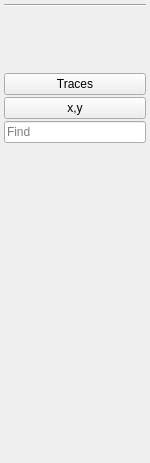
Before: the Qt Designer form src/FormImageOverlay.ui in gdevic/Z80Explorer, drawn with Qt 5.
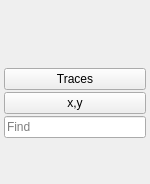
After: the same form once the commit is applied.

Commit message: Fixed adding layer labels on high DPI screens

Diff of the .ui file:
```diff
--- a/src/FormImageOverlay.ui
+++ b/src/FormImageOverlay.ui
@@ -7,7 +7,7 @@
     <x>0</x>
     <y>0</y>
     <width>150</width>
-    <height>463</height>
+    <height>184</height>
    </rect>
   </property>
   <property name="windowTitle">
@@ -32,16 +32,6 @@
    <property name="bottomMargin">
     <number>4</number>
    </property>
-   <item>
-    <layout class="QVBoxLayout" name="verticalLayout"/>
-   </item>
-   <item>
-    <widget class="Line" name="line">
-     <property name="orientation">
-      <enum>Qt::Horizontal</enum>
-     </property>
-    </widget>
-   </item>
    <item>
     <widget class="QLabel" name="label1">
      <property name="text">
@@ -105,7 +95,7 @@
      <property name="sizeHint" stdset="0">
       <size>
        <width>20</width>
-       <height>180</height>
+       <height>40</height>
       </size>
      </property>
     </spacer>
```
The commit also changes 1 other file.
